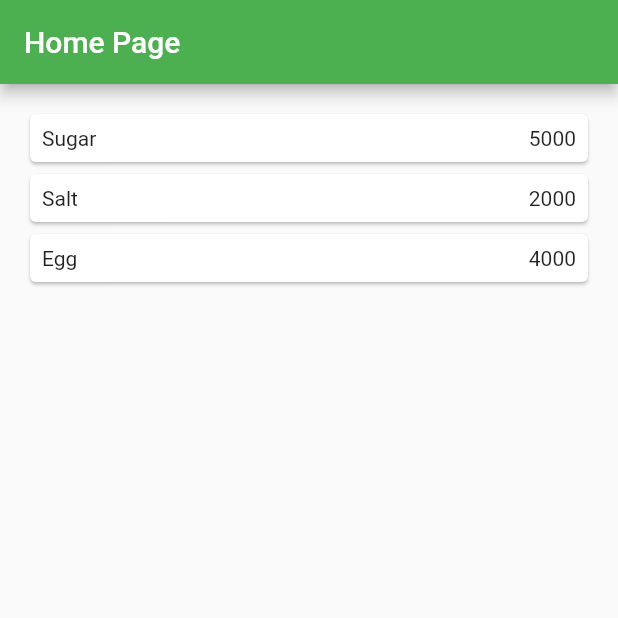
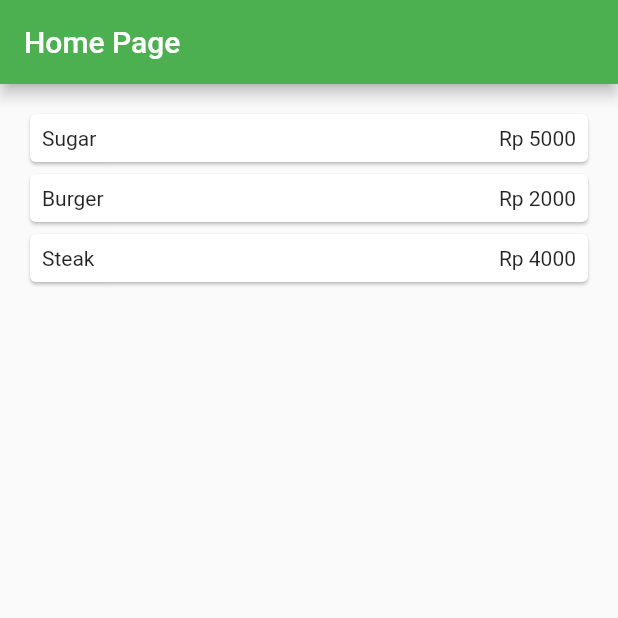
Before and after one commit to Alivan21/2141720078-mobile-2023, a Flutter app: the screen it shows after launch, on a phone screen of 412 x 824 dp, the top half of it. Run offline on Flutter 3.47's test engine with Material 2 defaults, Android fonts, the phone set to English and light mode, and no system bars.

Commit message:
week_07: navigation detail item

```diff
--- a/week-07/src/belanja/lib/models/item.dart
+++ b/week-07/src/belanja/lib/models/item.dart
@@ -1,6 +1,14 @@
 class Item {
   String name;
+  String photoUrl;
   int price;
+  int stock;
+  double rating;
 
-  Item({required this.name, required this.price});
+  Item(
+      {required this.name,
+      required this.photoUrl,
+      required this.price,
+      required this.stock,
+      required this.rating});
 }
--- a/week-07/src/belanja/lib/pages/home_page.dart
+++ b/week-07/src/belanja/lib/pages/home_page.dart
@@ -5,9 +5,27 @@ class HomePage extends StatelessWidget {
   HomePage({Key? key}) : super(key: key);
 
   final List<Item> items = [
-    Item(name: 'Sugar', price: 5000),
-    Item(name: 'Salt', price: 2000),
-    Item(name: 'Egg', price: 4000),
+    Item(
+        name: 'Sugar',
+        price: 5000,
+        photoUrl:
+            'https://images.unsplash.com/photo-1628619876503-2db74e724757?ixlib=rb-4.0.3&ixid=M3wxMjA3fDB8MHxwaG90by1wYWdlfHx8fGVufDB8fHx8fA%3D%3D&auto=format&fit=crop&w=1820&q=80',
+        stock: 5,
+        rating: 4.2),
+    Item(
+        name: 'Burger',
+        price: 2000,
+        photoUrl:
+            'https://images.unsplash.com/photo-1568901346375-23c9450c58cd?ixlib=rb-4.0.3&ixid=M3wxMjA3fDB8MHxwaG90by1wYWdlfHx8fGVufDB8fHx8fA%3D%3D&auto=format&fit=crop&w=1899&q=80',
+        stock: 10,
+        rating: 4),
+    Item(
+        name: 'Steak',
+        price: 4000,
+        photoUrl:
+            'https://images.unsplash.com/photo-1600891964092-4316c288032e?ixlib=rb-4.0.3&ixid=M3wxMjA3fDB8MHxwaG90by1wYWdlfHx8fGVufDB8fHx8fA%3D%3D&auto=format&fit=crop&w=2070&q=80',
+        stock: 2,
+        rating: 4.5),
   ];
 
   @override
@@ -24,7 +42,10 @@ class HomePage extends StatelessWidget {
             itemCount: items.length,
             itemBuilder: (context, index) {
               final item = items[index];
-              return Card(
+              return InkWell(
+                onTap: () =>
+                    Navigator.pushNamed(context, '/item', arguments: item),
+                child: Card(
                     child: Container(
                   margin: const EdgeInsets.all(8),
                   child: Row(
@@ -32,12 +53,13 @@ class HomePage extends StatelessWidget {
                       Expanded(child: Text(item.name)),
                       Expanded(
                           child: Text(
-                      item.price.toString(),
+                        'Rp ${item.price.toString()}',
                         textAlign: TextAlign.end,
                       ))
                     ],
                   ),
-              ));
+                )),
+              );
             },
           ),
         ));
```
Also changed, not shown: week-07/src/belanja/lib/pages/item_page.dart (+54 -2 lines). Lines whose indentation alone changed are shown as unchanged.
